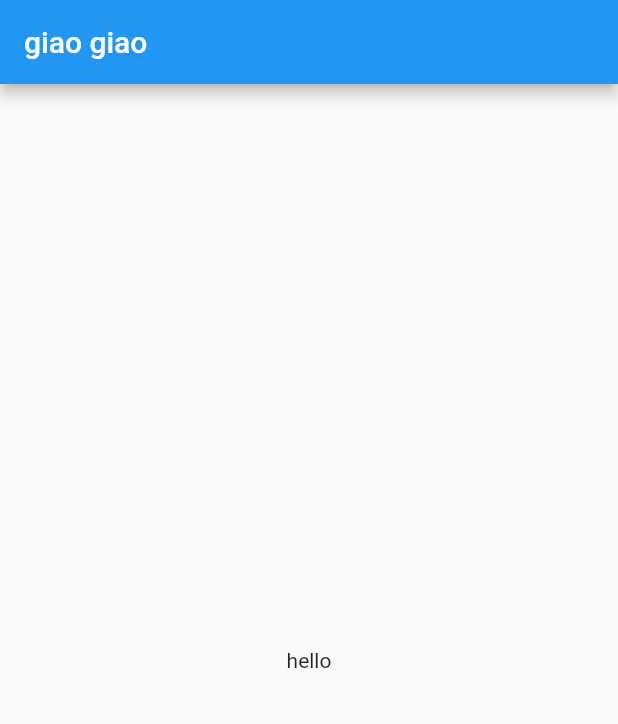
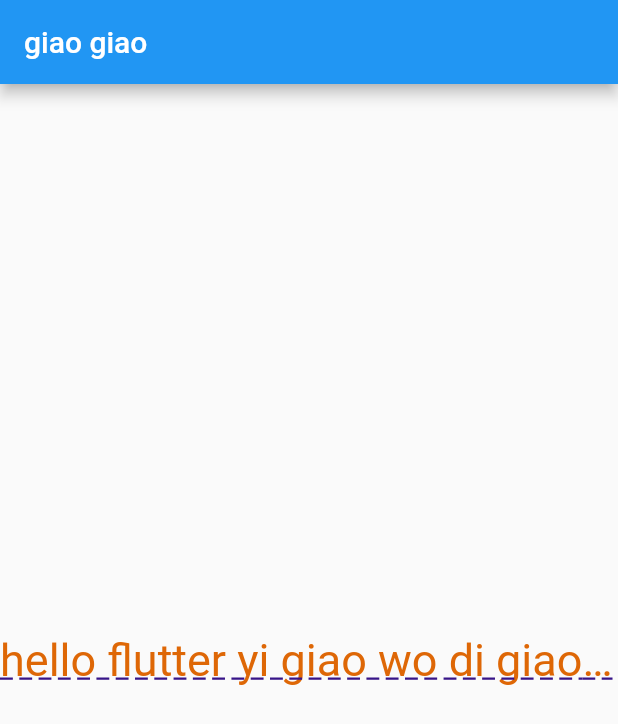
Before and after one commit to sRect/flutter_demo, a Flutter app: the screen it shows after launch, on a phone screen of 412 x 824 dp. Shown: the top 724 px of the screen. Run offline on Flutter 3.47's test engine with Material 2 defaults, Android fonts, the phone set to English and light mode, and no system bars.

Commit message:
feat: Text

```diff
--- a/lib/main.dart
+++ b/lib/main.dart
@@ -1,5 +1,6 @@
 import 'package:flutter/material.dart';
 
+// https://flutter.cn/docs/get-started/codelab
 void main() {
   runApp(const MyApp());
 }
@@ -14,7 +15,18 @@ class MyApp extends StatelessWidget {
         home: Scaffold(
           appBar: AppBar(title: const Text('giao giao')),
           body: const Center(
-            child: Text('hello'),
+            child: Text(
+              'hello flutter yi giao wo di giao wo yao feng kuang guai bao bao yi giao wo di giao',
+              textAlign: TextAlign.left,
+              maxLines: 1,
+              overflow: TextOverflow.ellipsis,
+              style: TextStyle(
+                  fontSize: 30,
+                  color: Color.fromARGB(255, 222, 103, 6),
+                  decoration: TextDecoration.underline,
+                  decorationColor: Color.fromARGB(255, 55, 20, 136),
+                  decorationStyle: TextDecorationStyle.dashed),
+            ),
           ),
         ));
   }
```
